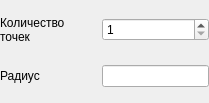
This is Qt/Components/Resources/UI/pqPointSourceControls.ui in vbnhfylbh/ParaView as Qt 5 draws it before an edit. The edited form follows.
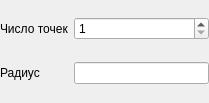
This is the edited form.

Diff of the .ui file:
```diff
--- a/Qt/Components/Resources/UI/pqPointSourceControls.ui
+++ b/Qt/Components/Resources/UI/pqPointSourceControls.ui
@@ -29,7 +29,7 @@
    <item row="0" column="0" >
     <widget class="QLabel" name="label" >
      <property name="text" >
-      <string>Количество точек</string>
+      <string>Число точек</string>
      </property>
      <property name="wordWrap" >
       <bool>true</bool>
```
